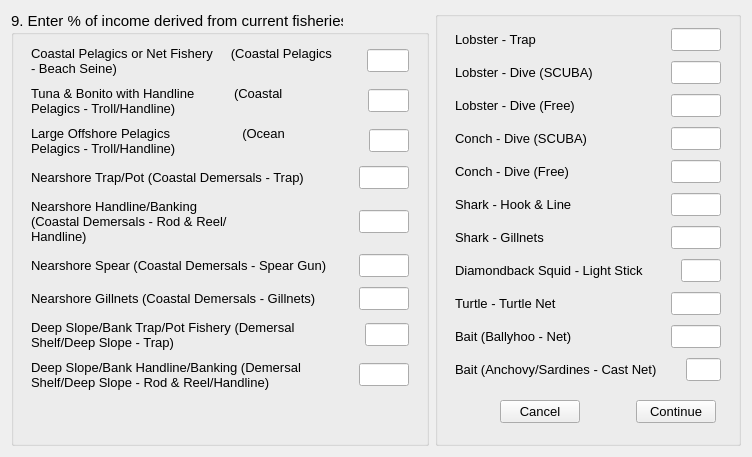
Ecotrust/openoceanmap-desktop, file oom_st_kitts_nevis/Interview/rec_cpfv.ui: the form before one commit.
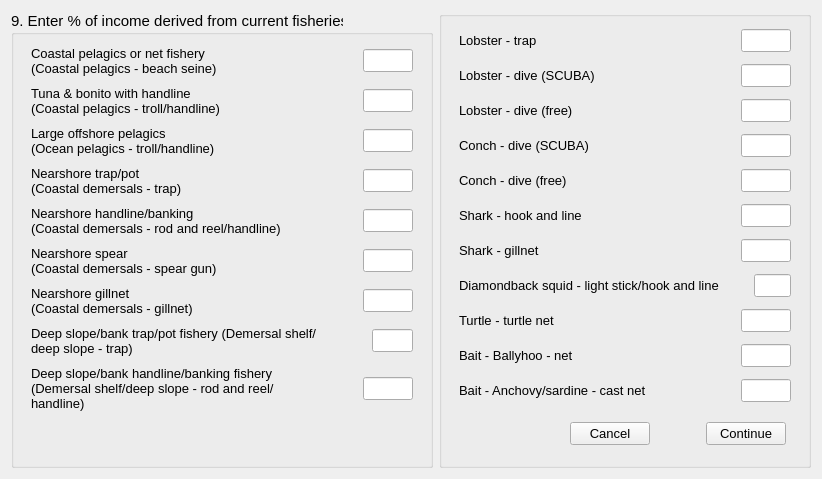
The form after the commit.

Commit message: standardized fishery names to document, yes/no confirmation to end interview, minor label changes

What changed in the file:
```diff
--- a/oom_st_kitts_nevis/Interview/rec_cpfv.ui
+++ b/oom_st_kitts_nevis/Interview/rec_cpfv.ui
@@ -8,8 +8,8 @@
    <rect>
     <x>0</x>
     <y>0</y>
-    <width>752</width>
-    <height>453</height>
+    <width>822</width>
+    <height>479</height>
    </rect>
   </property>
   <property name="windowTitle" >
@@ -71,7 +71,8 @@
                </font>
               </property>
               <property name="text" >
-               <string>Coastal Pelagics or Net Fishery     (Coastal Pelagics - Beach Seine)</string>
+               <string>Coastal pelagics or net fishery
+(Coastal pelagics - beach seine)</string>
               </property>
               <property name="wordWrap" >
                <bool>true</bool>
@@ -156,7 +157,8 @@
                </font>
               </property>
               <property name="text" >
-               <string>Tuna &amp; Bonito with Handline           (Coastal Pelagics - Troll/Handline)</string>
+               <string>Tuna &amp; bonito with handline
+(Coastal pelagics - troll/handline)</string>
               </property>
               <property name="wordWrap" >
                <bool>true</bool>
@@ -241,7 +243,8 @@
                </font>
               </property>
               <property name="text" >
-               <string>Large Offshore Pelagics                    (Ocean Pelagics - Troll/Handline)</string>
+               <string>Large offshore pelagics
+(Ocean pelagics - troll/handline)</string>
               </property>
               <property name="wordWrap" >
                <bool>true</bool>
@@ -326,7 +329,8 @@
                </font>
               </property>
               <property name="text" >
-               <string>Nearshore Trap/Pot (Coastal Demersals - Trap)</string>
+               <string>Nearshore trap/pot
+(Coastal demersals - trap)</string>
               </property>
              </widget>
             </item>
@@ -404,13 +408,13 @@
              <widget class="QLabel" name="label_30" >
               <property name="minimumSize" >
                <size>
-                <width>250</width>
+                <width>270</width>
                 <height>0</height>
                </size>
               </property>
               <property name="maximumSize" >
                <size>
-                <width>250</width>
+                <width>270</width>
                 <height>16777215</height>
                </size>
               </property>
@@ -420,7 +424,8 @@
                </font>
               </property>
               <property name="text" >
-               <string>Nearshore Handline/Banking           (Coastal Demersals - Rod &amp; Reel/Handline)</string>
+               <string>Nearshore handline/banking
+(Coastal demersals - rod and reel/handline)</string>
               </property>
               <property name="wordWrap" >
                <bool>true</bool>
@@ -505,7 +510,8 @@
                </font>
               </property>
               <property name="text" >
-               <string>Nearshore Spear (Coastal Demersals - Spear Gun)</string>
+               <string>Nearshore spear
+(Coastal demersals - spear gun)</string>
               </property>
              </widget>
             </item>
@@ -587,7 +593,8 @@
                </font>
               </property>
               <property name="text" >
-               <string>Nearshore Gillnets (Coastal Demersals - Gillnets)</string>
+               <string>Nearshore gillnet
+(Coastal demersals - gillnet)</string>
               </property>
              </widget>
             </item>
@@ -669,7 +676,7 @@
                </font>
               </property>
               <property name="text" >
-               <string>Deep Slope/Bank Trap/Pot Fishery (Demersal Shelf/Deep Slope - Trap)</string>
+               <string>Deep slope/bank trap/pot fishery (Demersal shelf/deep slope - trap)</string>
               </property>
               <property name="wordWrap" >
                <bool>true</bool>
@@ -766,7 +773,8 @@
                </font>
               </property>
               <property name="text" >
-               <string>Deep Slope/Bank Handline/Banking (Demersal Shelf/Deep Slope - Rod &amp; Reel/Handline)</string>
+               <string>Deep slope/bank handline/banking fishery
+(Demersal shelf/deep slope - rod and reel/handline)</string>
               </property>
               <property name="wordWrap" >
                <bool>true</bool>
@@ -878,7 +886,7 @@
                </font>
               </property>
               <property name="text" >
-               <string>Lobster - Trap</string>
+               <string>Lobster - trap</string>
               </property>
              </widget>
             </item>
@@ -960,7 +968,7 @@
                </font>
               </property>
               <property name="text" >
-               <string>Lobster - Dive (SCUBA)</string>
+               <string>Lobster - dive (SCUBA)</string>
               </property>
              </widget>
             </item>
@@ -1042,7 +1050,7 @@
                </font>
               </property>
               <property name="text" >
-               <string>Lobster - Dive (Free)</string>
+               <string>Lobster - dive (free)</string>
               </property>
              </widget>
             </item>
@@ -1124,7 +1132,7 @@
                </font>
               </property>
               <property name="text" >
-               <string>Conch - Dive (SCUBA)</string>
+               <string>Conch - dive (SCUBA)</string>
               </property>
              </widget>
             </item>
@@ -1206,7 +1214,7 @@
                </font>
               </property>
               <property name="text" >
-               <string>Conch - Dive (Free)</string>
+               <string>Conch - dive (free)</string>
               </property>
              </widget>
             </item>
@@ -1288,7 +1296,7 @@
                </font>
               </property>
               <property name="text" >
-               <string>Shark - Hook &amp; Line</string>
+               <string>Shark - hook and line</string>
               </property>
              </widget>
             </item>
@@ -1370,7 +1378,7 @@
                </font>
               </property>
               <property name="text" >
-               <string>Shark - Gillnets</string>
+               <string>Shark - gillnet</string>
               </property>
              </widget>
             </item>
@@ -1452,7 +1460,7 @@
                </font>
               </property>
               <property name="text" >
-               <string>Diamondback Squid - Light Stick </string>
+               <string>Diamondback squid - light stick/hook and line </string>
               </property>
               <property name="wordWrap" >
                <bool>false</bool>
@@ -1537,7 +1545,7 @@
                </font>
               </property>
               <property name="text" >
-               <string>Turtle - Turtle Net</string>
+               <string>Turtle - turtle net</string>
               </property>
              </widget>
             </item>
@@ -1619,7 +1627,7 @@
                </font>
               </property>
               <property name="text" >
-               <string>Bait (Ballyhoo - Net)</string>
+               <string>Bait - Ballyhoo - net</string>
               </property>
              </widget>
             </item>
@@ -1701,7 +1709,7 @@
                </font>
               </property>
               <property name="text" >
-               <string>Bait (Anchovy/Sardines - Cast Net)</string>
+               <string>Bait - Anchovy/sardine - cast net</string>
               </property>
              </widget>
             </item>
```
The commit also changes 7 other files.
